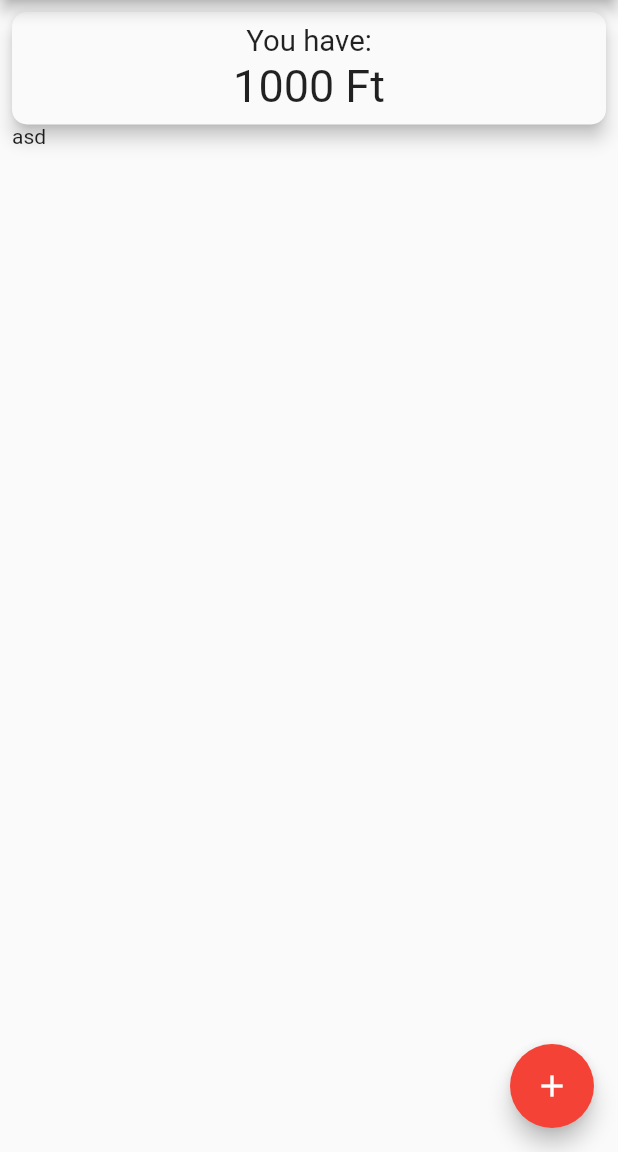
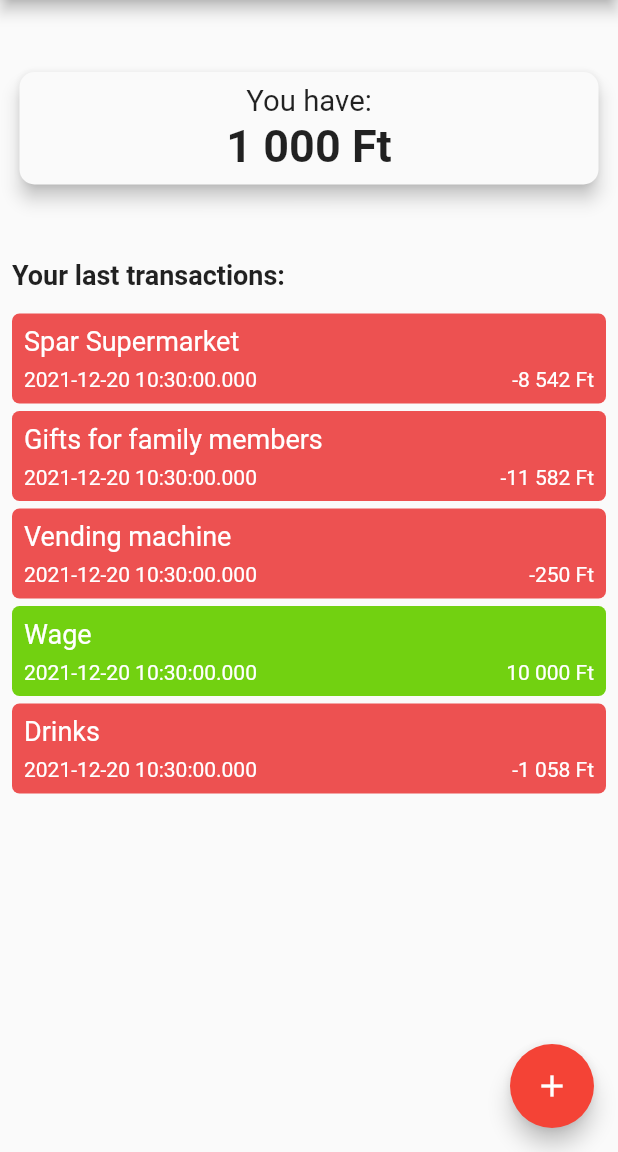
Before and after one commit to vluv99/flutter-money-manager, a Flutter app: the screen it shows after launch, on a phone screen of 412 x 824 dp, the part 84-1236 px from its top. Run offline on Flutter 3.47's test engine with Material 2 defaults, Android fonts, the phone set to English and light mode, and no system bars; drawn by our look-alikes of auto_size_text.

Commit message:
added home page list and styling

```diff
--- a/lib/current_balance_widget.dart
+++ b/lib/current_balance_widget.dart
@@ -1,5 +1,8 @@
 import 'package:flutter/material.dart';
 import 'package:auto_size_text/auto_size_text.dart';
+import 'package:intl/intl.dart';
+
+var currentcyFormatter = NumberFormat('#,##0', 'hu_HU');
 
 class CurrentBalanceWidget extends StatelessWidget {
   const CurrentBalanceWidget({
@@ -26,8 +29,9 @@ class CurrentBalanceWidget extends StatelessWidget {
               ),
               const Spacer(),
               AutoSizeText(
-                "$amount Ft",
-                style: const TextStyle(fontSize: 30.0),
+                "${currentcyFormatter.format(amount)} Ft",
+                style: const TextStyle(
+                    fontSize: 30.0, fontWeight: FontWeight.w700),
               ),
             ],
           ),
--- a/lib/home.dart
+++ b/lib/home.dart
@@ -1,5 +1,11 @@
 import 'package:flutter/material.dart';
 import 'package:money_manager_app/current_balance_widget.dart';
+import 'package:money_manager_app/model/transaction_model.dart';
+import 'package:provider/provider.dart';
+import 'package:intl/intl.dart';
+import 'package:intl/date_symbol_data_local.dart';
+
+var currentcyFormatter = NumberFormat('#,##0', 'hu_HU');
 
 class HomePage extends StatelessWidget {
   const HomePage({Key? key}) : super(key: key);
@@ -17,10 +23,19 @@ class HomePage extends StatelessWidget {
           child: Column(
             crossAxisAlignment: CrossAxisAlignment.stretch,
             children: [
-              CurrentBalanceWidget(
-                amount: 1000,
+              Container(
+                margin: const EdgeInsets.fromLTRB(5, 40, 5, 40),
+                child: CurrentBalanceWidget(
+                  amount: 1000,
+                ),
               ),
-              Text("asd"),
+              Container(
+                margin: const EdgeInsets.fromLTRB(0, 10, 0, 10),
+                child: const Text("Your last transactions:",
+                    style:
+                        TextStyle(fontSize: 18, fontWeight: FontWeight.w700)),
+              ),
+              _Transactions()
             ],
           ),
         ),
@@ -34,5 +49,47 @@ class HomePage extends StatelessWidget {
     );
   }
 
-  List<Widget> _Transactions() {}
+  Widget _Transactions() {
+    return Consumer<TransactionModel>(
+      builder: (context, model, child) {
+        //return Text("test spending count: ${model.list.length}");
+        int count = model.list.length > 5 ? 5 : model.list.length;
+        return Flexible(
+          child: ListView.builder(
+              itemCount: count,
+              itemBuilder: (BuildContext context, int index) {
+                return Container(
+                    decoration: BoxDecoration(
+                        borderRadius:
+                            const BorderRadius.all(Radius.circular(5)),
+                        color: (model.list[index].amount <= 0
+                            ? const Color(0xFFed5151) //red
+                            : const Color(0xFF72d111) /*green*/)),
+                    height: 60,
+                    padding: const EdgeInsets.all(8),
+                    margin: const EdgeInsets.fromLTRB(0, 5, 0, 0),
+                    child: Column(children: [
+                      Row(children: [
+                        Text(model.list[index].name,
+                            style: const TextStyle(
+                                color: Colors.white, fontSize: 18))
+                      ]),
+                      Expanded(
+                        child: Row(
+                            mainAxisAlignment: MainAxisAlignment.spaceBetween,
+                            crossAxisAlignment: CrossAxisAlignment.end,
+                            children: [
+                              Text('${model.list[index].date}',
+                                  style: const TextStyle(color: Colors.white)),
+                              Text(
+                                  '${currentcyFormatter.format(model.list[index].amount)} Ft',
+                                  style: const TextStyle(color: Colors.white))
+                            ]),
+                      )
+                    ]));
+              }),
+        );
+      },
+    );
+  }
 }
--- a/lib/model/transaction_model.dart
+++ b/lib/model/transaction_model.dart
@@ -3,7 +3,17 @@ import 'dart:collection';
 import 'package:flutter/material.dart';
 
 class TransactionModel extends ChangeNotifier {
-  final List<Transaction> _list = [Transaction(amount: 10, name: 'asdasd')];
+  final List<Transaction> _list = [
+    Transaction(amount: -8542, name: 'Spar Supermarket'),
+    Transaction(amount: -11582, name: 'Gifts for family members'),
+    Transaction(amount: -250, name: 'Vending machine'),
+    Transaction(amount: 10000, name: 'Wage'),
+    Transaction(amount: -1058, name: 'Drinks'),
+    Transaction(amount: -5060, name: 'Vapiano'),
+    Transaction(amount: -2073, name: 'Train'),
+    Transaction(amount: -2224, name: 'Groceries'),
+    Transaction(amount: -2073, name: 'Train')
+  ];
 
   UnmodifiableListView<Transaction> get list => UnmodifiableListView(_list);
 }
@@ -11,6 +21,7 @@ class TransactionModel extends ChangeNotifier {
 class Transaction {
   int amount = 0;
   String name = "";
+  DateTime date = DateTime.now();
 
   Transaction({required this.amount, required this.name});
 }
--- a/pubspec.yaml
+++ b/pubspec.yaml
@@ -50,6 +50,7 @@ dependencies:
 
 
   auto_size_text: ^3.0.0
+  intl: ^0.17.0
 
 dev_dependencies:
   flutter_test:
```
Also changed, not shown: pubspec.lock.
